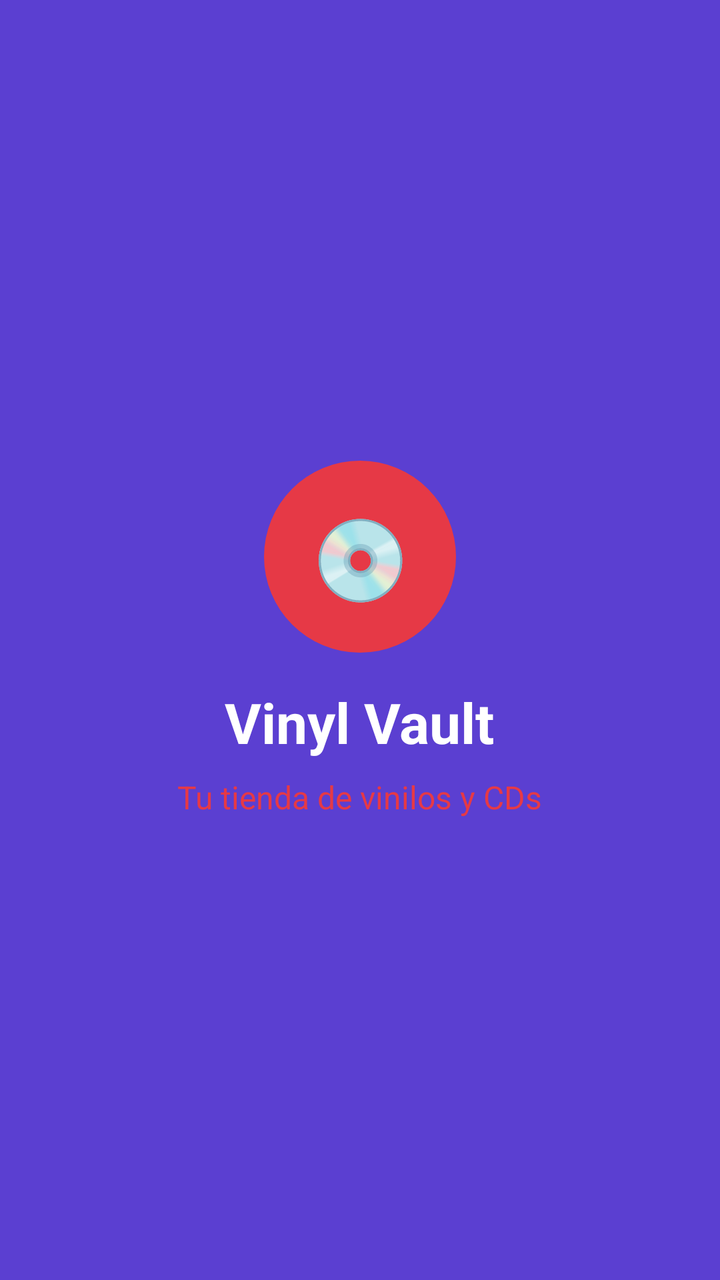
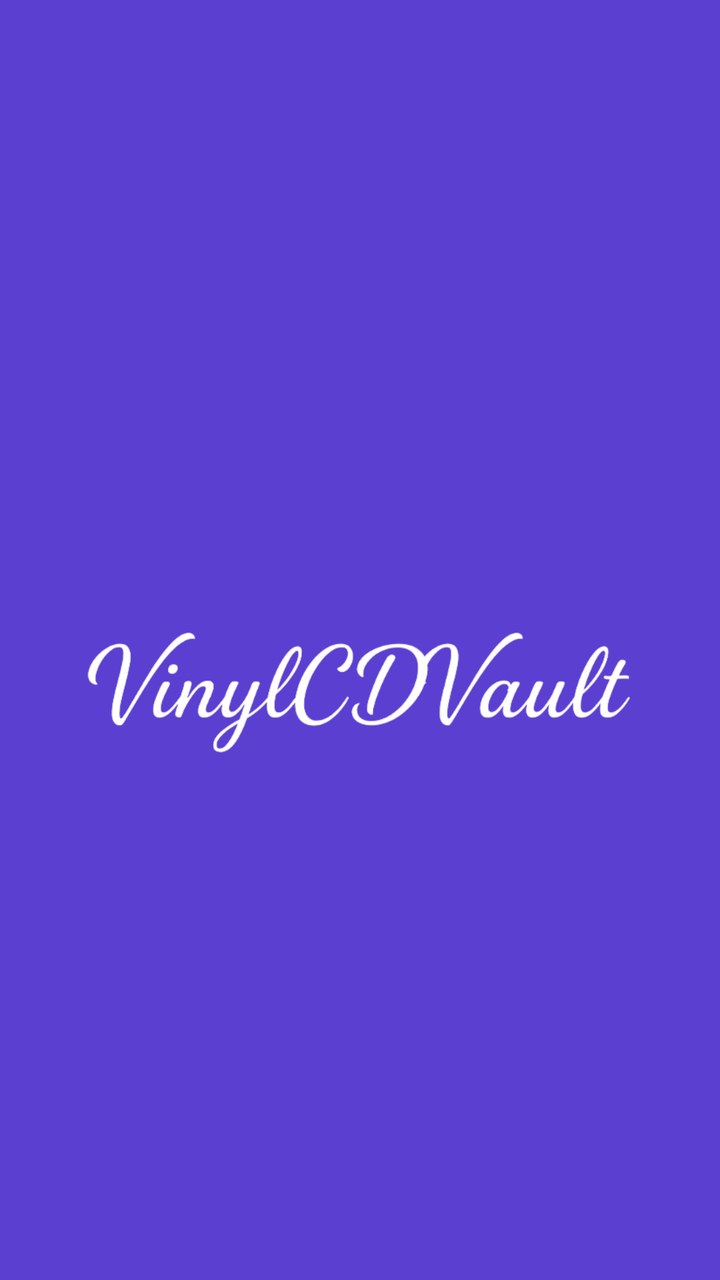

Screens rendered from an Android XML layout before and after an edit, with the pre-edit source and the edit as a unified diff.
<!-- AndroidManifest.xml: application theme Theme.VinylCDVault -->
<!-- res/layout/activity_splash.xml -->
<?xml version="1.0" encoding="utf-8"?>
<LinearLayout xmlns:android="http://schemas.android.com/apk/res/android"
    xmlns:tools="http://schemas.android.com/tools"
    android:layout_width="match_parent"
    android:layout_height="match_parent"
    android:background="@color/primary"
    android:gravity="center"
    android:orientation="vertical"
    android:padding="@dimen/screen_padding"
    tools:context=".SplashActivity">

    <TextView
        android:layout_width="@dimen/logo_size"
        android:layout_height="@dimen/logo_size"
        android:background="@drawable/bg_logo_circle"
        android:gravity="center"
        android:text="💿"
        android:textSize="40sp" />

    <TextView
        android:layout_width="wrap_content"
        android:layout_height="wrap_content"
        android:layout_marginTop="@dimen/spacing_medium"
        android:text="@string/app_name"
        android:textColor="@color/card_bg"
        android:textSize="@dimen/text_title"
        android:textStyle="bold" />

    <TextView
        android:layout_width="wrap_content"
        android:layout_height="wrap_content"
        android:layout_marginTop="@dimen/spacing_small"
        android:text="@string/splash_tagline"
        android:textColor="@color/accent"
        android:textSize="@dimen/text_body" />
</LinearLayout>
<!-- resources referenced by this layout -->
<resources>
  <color name="accent">#E63946</color>
  <color name="card_bg" type="color">#FFFFFF</color>
  <color name="primary">#5B3FD1</color>
  <dimen name="logo_size">96dp</dimen>
  <dimen name="screen_padding">24dp</dimen>
  <dimen name="spacing_medium">16dp</dimen>
  <dimen name="spacing_small">8dp</dimen>
  <dimen name="text_body">16sp</dimen>
  <dimen name="text_title">28sp</dimen>
  <!-- drawable bg_logo_circle (drawable) -->
  <?xml version="1.0" encoding="utf-8"?>
  <shape xmlns:android="http://schemas.android.com/apk/res/android"
      android:shape="oval">
      <solid android:color="@color/primary_accent" />
  </shape>
  <string name="app_name">Vinyl Vault</string>
  <string name="splash_tagline">Tu tienda de vinilos y CDs</string>
  <style name="Theme.VinylCDVault" parent="Theme.Material3.Light.NoActionBar">
          <item name="colorPrimary">@color/primary</item>
          <item name="colorOnPrimary">@color/white</item>
          <item name="colorSecondary">@color/accent</item>
          <item name="colorSecondaryContainer">@color/chip_bg</item>
          <item name="colorOnSecondaryContainer">@color/primary</item>
          <item name="colorOnSurfaceVariant">@color/text_secondary</item>
          <item name="android:windowBackground">@color/background_light</item>
          <item name="android:statusBarColor">@color/primary_dark</item>
      </style>
  <color name="primary_accent" type="color">#E63946</color>
  <color name="white">#FFFFFF</color>
  <color name="chip_bg">#DCEBF3</color>
  <color name="text_secondary">#6B6785</color>
  <color name="background_light" type="color">#F1FAEE</color>
  <color name="primary_dark" type="color">#121212</color>
</resources>

<!-- the commit's change to res/layout/activity_splash.xml (unified diff, before → after) -->
@@ -9,28 +9,14 @@
     android:padding="@dimen/screen_padding"
     tools:context=".SplashActivity">
 
-    <TextView
-        android:layout_width="@dimen/logo_size"
+    <ImageView
+        android:id="@+id/ivLogo"
+        android:layout_width="374dp"
         android:layout_height="@dimen/logo_size"
-        android:background="@drawable/bg_logo_circle"
-        android:gravity="center"
-        android:text="💿"
-        android:textSize="40sp" />
+        android:layout_marginTop="@dimen/spacing_large"
+        android:contentDescription="@string/app_name"
+        android:scaleType="centerInside"
+        android:src="@drawable/ic_logo_texto" />
 
-    <TextView
-        android:layout_width="wrap_content"
-        android:layout_height="wrap_content"
-        android:layout_marginTop="@dimen/spacing_medium"
-        android:text="@string/app_name"
-        android:textColor="@color/card_bg"
-        android:textSize="@dimen/text_title"
-        android:textStyle="bold" />
 
-    <TextView
-        android:layout_width="wrap_content"
-        android:layout_height="wrap_content"
-        android:layout_marginTop="@dimen/spacing_small"
-        android:text="@string/splash_tagline"
-        android:textColor="@color/accent"
-        android:textSize="@dimen/text_body" />
 </LinearLayout>
<!-- resource entries referenced after the edit -->
@@ -1,22 +1,12 @@
 <!-- resources referenced by this layout -->
 <resources>
   <color name="accent">#E63946</color>
-  <color name="card_bg" type="color">#FFFFFF</color>
   <color name="primary">#5B3FD1</color>
   <dimen name="logo_size">96dp</dimen>
   <dimen name="screen_padding">24dp</dimen>
-  <dimen name="spacing_medium">16dp</dimen>
-  <dimen name="spacing_small">8dp</dimen>
-  <dimen name="text_body">16sp</dimen>
-  <dimen name="text_title">28sp</dimen>
-  <!-- drawable bg_logo_circle (drawable) -->
-  <?xml version="1.0" encoding="utf-8"?>
-  <shape xmlns:android="http://schemas.android.com/apk/res/android"
-      android:shape="oval">
-      <solid android:color="@color/primary_accent" />
-  </shape>
+  <dimen name="spacing_large">32dp</dimen>
+  <!-- drawable ic_logo_texto: png bitmap (drawable, 50296 bytes) -->
   <string name="app_name">Vinyl Vault</string>
-  <string name="splash_tagline">Tu tienda de vinilos y CDs</string>
   <style name="Theme.VinylCDVault" parent="Theme.Material3.Light.NoActionBar">
           <item name="colorPrimary">@color/primary</item>
           <item name="colorOnPrimary">@color/white</item>
@@ -27,7 +17,6 @@
           <item name="android:windowBackground">@color/background_light</item>
           <item name="android:statusBarColor">@color/primary_dark</item>
       </style>
-  <color name="primary_accent" type="color">#E63946</color>
   <color name="white">#FFFFFF</color>
   <color name="chip_bg">#DCEBF3</color>
   <color name="text_secondary">#6B6785</color>
